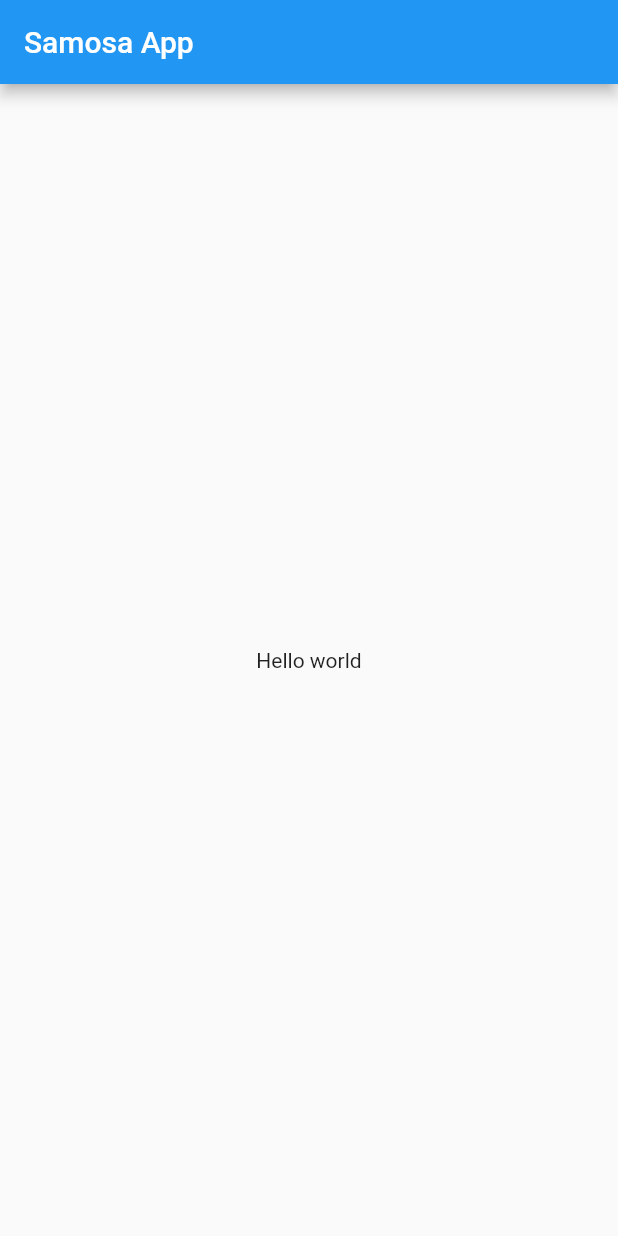
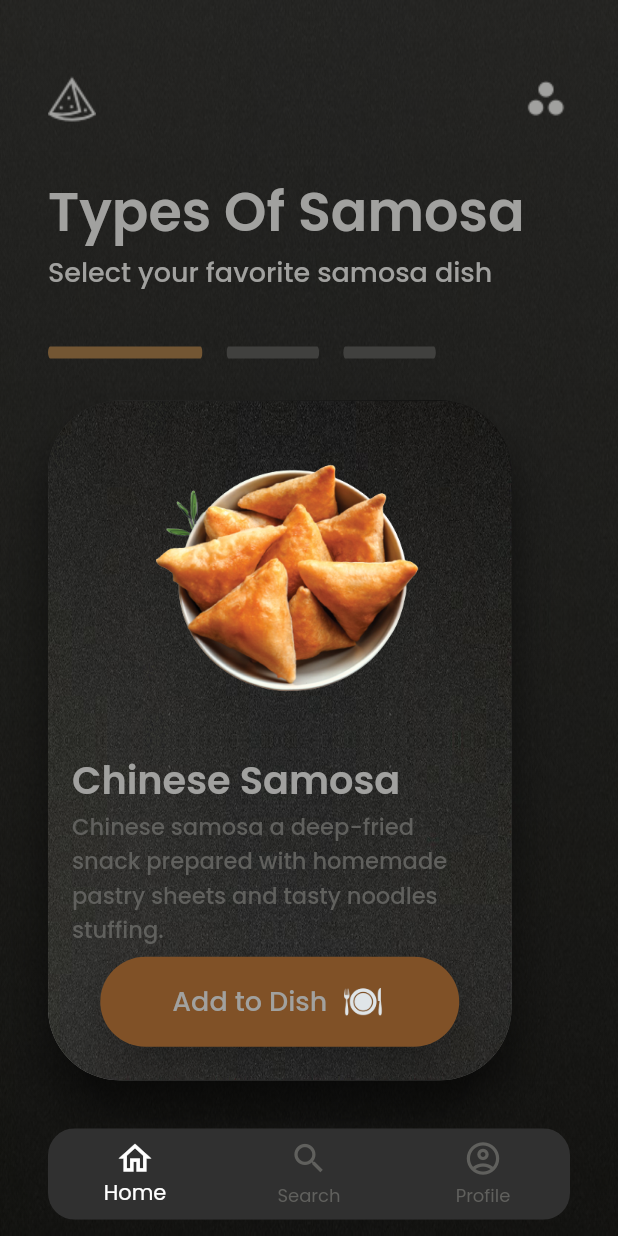
Before and after one commit to arbaazaj/samosa_app, a Flutter app: the screen it shows after launch, on a phone screen of 412 x 824 dp. Run offline on Flutter 3.47's test engine with Material 2 defaults, Android fonts, the phone set to English and light mode, and no system bars.

Commit message:
> Main screen completed.

```diff
--- a/lib/main.dart
+++ b/lib/main.dart
@@ -11,11 +11,17 @@ class MyApp extends StatelessWidget {
   @override
   Widget build(BuildContext context) {
     return MaterialApp(
+      debugShowCheckedModeBanner: false,
       title: 'Samosa App',
       theme: ThemeData(
+        brightness: Brightness.dark,
         primarySwatch: Colors.blue,
+        iconTheme: const IconThemeData(
+          color: Colors.yellow,
+        ),
+        fontFamily: 'Poppins',
       ),
-      home: const HomePage(title: 'Samosa App'),
+      home: const HomePage(),
     );
   }
 }
--- a/lib/screens/homepage.dart
+++ b/lib/screens/homepage.dart
@@ -1,9 +1,10 @@
 import 'package:flutter/material.dart';
+import 'package:samosa_app/themes/colors.dart';
+import 'package:samosa_app/widgets/item_card_widget.dart';
+import 'package:samosa_app/widgets/top_widget.dart';
 
 class HomePage extends StatefulWidget {
-  const HomePage({super.key, required this.title});
-
-  final String title;
+  const HomePage({super.key});
 
   @override
   State<HomePage> createState() => _HomePageState();
@@ -13,11 +14,82 @@ class _HomePageState extends State<HomePage> {
   @override
   Widget build(BuildContext context) {
     return Scaffold(
-      appBar: AppBar(
-        title: Text(widget.title),
-      ),
-      body: const Center(
-        child: Text('Hello world'),
+      backgroundColor: Colors.transparent,
+      // bottomNavigationBar: Padding(
+      //   padding: const EdgeInsets.only(bottom: 16.0, top: 16.0, left: 32.0, right: 32.0),
+      //   child: BottomNavigationBar(
+      //     selectedItemColor: Colors.white,
+      //     unselectedItemColor: veryLightWhite,
+      //     items: const [
+      //       BottomNavigationBarItem(
+      //         label: 'Home',
+      //         icon: Icon(Icons.home_outlined),
+      //       ),
+      //       BottomNavigationBarItem(
+      //         label: 'Search',
+      //         icon: Icon(Icons.search_outlined),
+      //       ),
+      //       BottomNavigationBarItem(
+      //         label: 'Profile',
+      //         icon: Icon(Icons.account_circle_outlined),
+      //       ),
+      //     ],
+      //   ),
+      // ),
+      body: Container(
+        height: MediaQuery.of(context).size.height,
+        width: MediaQuery.of(context).size.width,
+        decoration: const BoxDecoration(
+          image: DecorationImage(
+            image: AssetImage('assets/grain.png'),
+            fit: BoxFit.fill,
+            filterQuality: FilterQuality.high,
+            opacity: 0.2,
+          ),
+          gradient: LinearGradient(
+            begin: Alignment.topCenter,
+            end: Alignment.bottomCenter,
+            colors: [darkGrey, black],
+          ),
+        ),
+        child: Column(
+          crossAxisAlignment: CrossAxisAlignment.start,
+          children: [
+            const TopWidget(),
+            const SizedBox(
+              height: 8.0,
+            ),
+            const ItemCard(),
+            Padding(
+              padding:
+                  const EdgeInsets.only(left: 32.0, right: 32.0, top: 32.0),
+              child: ClipRRect(
+                borderRadius: BorderRadius.circular(18.0),
+                child: BottomNavigationBar(
+                  currentIndex: 0,
+                  selectedItemColor: Colors.white,
+                  unselectedItemColor: veryLightWhite,
+                  elevation: 10.0,
+                  iconSize: 26.0,
+                  items: const [
+                    BottomNavigationBarItem(
+                      label: 'Home',
+                      icon: Icon(Icons.home_outlined),
+                    ),
+                    BottomNavigationBarItem(
+                      label: 'Search',
+                      icon: Icon(Icons.search_outlined),
+                    ),
+                    BottomNavigationBarItem(
+                      label: 'Profile',
+                      icon: Icon(Icons.account_circle_outlined),
+                    ),
+                  ],
+                ),
+              ),
+            ),
+          ],
+        ),
       ),
     );
   }
--- /dev/null
+++ b/lib/themes/colors.dart
@@ -0,0 +1,9 @@
+import 'package:flutter/material.dart';
+
+const Color black = Color(0xFF10100e);
+const Color darkGrey = Color(0xFF262624);
+const Color lightGrey = Color(0xff40403e);
+const Color lightOrange = Color(0xFF805127);
+const Color veryLightOrange = Color(0xff735633);
+const Color lightWhite = Color(0xFFa1a19f);
+const Color veryLightWhite = Color(0xFF60605D);
--- /dev/null
+++ b/lib/widgets/custom_app_bar.dart
@@ -0,0 +1,39 @@
+import 'package:flutter/material.dart';
+import 'package:samosa_app/themes/colors.dart';
+
+class CustomAppBar extends StatelessWidget {
+  const CustomAppBar({Key? key, this.topPadding = 50.0}) : super(key: key);
+
+  /// Default value of [topPadding] is 50.0
+  final double topPadding;
+
+  @override
+  Widget build(BuildContext context) {
+    return Padding(
+      padding: EdgeInsets.only(top: topPadding),
+      child: Row(
+        mainAxisAlignment: MainAxisAlignment.spaceBetween,
+        children: [
+          Padding(
+            padding: const EdgeInsets.only(left: 32.0),
+            child: Image.asset(
+              'assets/samosa.png',
+              color: lightWhite,
+              height: 32.0,
+              width: 32.0,
+            ),
+          ),
+          Padding(
+            padding: const EdgeInsets.only(right: 32.0),
+            child: Image.asset(
+              'assets/asana.png',
+              color: lightWhite,
+              height: 32.0,
+              width: 32.0,
+            ),
+          ),
+        ],
+      ),
+    );
+  }
+}
--- /dev/null
+++ b/lib/widgets/item_card_widget.dart
@@ -0,0 +1,121 @@
+import 'package:flutter/material.dart';
+import 'package:samosa_app/themes/colors.dart';
+
+class ItemCard extends StatelessWidget {
+  const ItemCard({
+    super.key,
+  });
+
+  @override
+  Widget build(BuildContext context) {
+    return Padding(
+      padding: const EdgeInsets.only(left: 32.0, top: 16.0),
+      child: Container(
+        width: MediaQuery.of(context).size.width * 0.75,
+        height: MediaQuery.of(context).size.height * 0.55,
+        decoration: BoxDecoration(
+          image: const DecorationImage(
+            image: AssetImage('assets/grain.png'),
+            fit: BoxFit.fill,
+            filterQuality: FilterQuality.high,
+            opacity: 0.85,
+          ),
+          boxShadow: const [
+            BoxShadow(
+              color: Color.fromRGBO(0, 0, 0, 0.5),
+              offset: Offset(0, 20),
+              blurRadius: 25,
+              spreadRadius: 0,
+            ),
+          ],
+          borderRadius: BorderRadius.circular(48.0),
+          gradient: const LinearGradient(
+            begin: Alignment.topRight,
+            end: Alignment.bottomLeft,
+            colors: [Colors.black, lightWhite],
+          ),
+        ),
+        child: Padding(
+          padding: const EdgeInsets.all(16.0),
+          child: Column(
+            crossAxisAlignment: CrossAxisAlignment.start,
+            children: [
+              Flexible(
+                flex: 3,
+                child: Center(
+                  child: Image.asset(
+                    'assets/bowl_of_samosa.png',
+                    height: 250,
+                    width: 250,
+                    fit: BoxFit.cover,
+                  ),
+                ),
+              ),
+              const Text(
+                'Chinese Samosa',
+                style: TextStyle(
+                  color: lightWhite,
+                  fontSize: 25.5,
+                  fontWeight: FontWeight.w600,
+                ),
+              ),
+              const Text(
+                'Chinese samosa a deep-fried snack'
+                ' prepared with homemade '
+                'pastry sheets and tasty noodles stuffing.',
+                softWrap: true,
+                style: TextStyle(
+                  color: veryLightWhite,
+                  fontSize: 15.1,
+                  fontWeight: FontWeight.w500,
+                ),
+              ),
+              Flexible(
+                flex: 1,
+                child: Center(
+                  child: ElevatedButton(
+                    style: ButtonStyle(
+                      overlayColor: const MaterialStatePropertyAll(darkGrey),
+                      elevation: const MaterialStatePropertyAll(16.0),
+                      padding: const MaterialStatePropertyAll(
+                        EdgeInsets.only(
+                            left: 48.0, right: 48.0, top: 14, bottom: 14.0),
+                      ),
+                      shape: MaterialStatePropertyAll(
+                        RoundedRectangleBorder(
+                          borderRadius: BorderRadius.circular(64.0),
+                        ),
+                      ),
+                      backgroundColor:
+                          const MaterialStatePropertyAll(lightOrange),
+                    ),
+                    onPressed: () {},
+                    child: Row(
+                      mainAxisSize: MainAxisSize.min,
+                      mainAxisAlignment: MainAxisAlignment.center,
+                      children: [
+                        const Text(
+                          'Add to Dish',
+                          style: TextStyle(
+                              color: lightWhite,
+                              fontSize: 18.0,
+                              fontWeight: FontWeight.w500),
+                        ),
+                        const SizedBox(width: 8.0),
+                        Image.asset(
+                          'assets/dish_icon.png',
+                          height: 32,
+                          width: 32,
+                        ),
+                      ],
+                    ),
+                  ),
+                ),
+              ),
+            ],
+          ),
+        ),
+      ),
+    );
+  }
+}
--- /dev/null
+++ b/lib/widgets/top_widget.dart
@@ -0,0 +1,85 @@
+import 'package:flutter/material.dart';
+import 'package:samosa_app/themes/colors.dart';
+import 'package:samosa_app/widgets/custom_app_bar.dart';
+
+class TopWidget extends StatelessWidget {
+  const TopWidget({
+    super.key,
+  });
+
+  @override
+  Widget build(BuildContext context) {
+    return Column(
+      crossAxisAlignment: CrossAxisAlignment.start,
+      children: [
+        const CustomAppBar(),
+        const Padding(
+          padding: EdgeInsets.only(left: 32.0, top: 32),
+          child: Text(
+            'Types Of Samosa',
+            style: TextStyle(
+                color: lightWhite, fontSize: 36.0, fontWeight: FontWeight.w600),
+          ),
+        ),
+        const Padding(
+          padding: EdgeInsets.only(left: 32.0),
+          child: Text(
+            'Select your favorite samosa dish',
+            softWrap: true,
+            style: TextStyle(
+              color: lightWhite,
+              fontWeight: FontWeight.w500,
+              fontSize: 18,
+            ),
+          ),
+        ),
+        Row(
+          children: [
+            Padding(
+              padding: const EdgeInsets.only(left: 32.0, top: 32),
+              child: SizedBox(
+                width: MediaQuery.of(context).size.width * 0.25,
+                child: ClipRRect(
+                  clipBehavior: Clip.antiAliasWithSaveLayer,
+                  borderRadius: BorderRadius.circular(32.0),
+                  child: const Divider(
+                    color: veryLightOrange,
+                    thickness: 8.0,
+                  ),
+                ),
+              ),
+            ),
+            Padding(
+              padding: const EdgeInsets.only(left: 16.0, top: 32),
+              child: SizedBox(
+                width: MediaQuery.of(context).size.width * 0.15,
+                child: ClipRRect(
+                  clipBehavior: Clip.antiAliasWithSaveLayer,
+                  borderRadius: BorderRadius.circular(32.0),
+                  child: const Divider(
+                    color: lightGrey,
+                    thickness: 8.0,
+                  ),
+                ),
+              ),
+            ),
+            Padding(
+              padding: const EdgeInsets.only(left: 16.0, top: 32),
+              child: SizedBox(
+                width: MediaQuery.of(context).size.width * 0.15,
+                child: ClipRRect(
+                  borderRadius: BorderRadius.circular(32.0),
+                  clipBehavior: Clip.antiAliasWithSaveLayer,
+                  child: const Divider(
+                    color: lightGrey,
+                    thickness: 8.0,
+                  ),
+                ),
+              ),
+            ),
+          ],
+        ),
+      ],
+    );
+  }
+}
```
Also changed, not shown: pubspec.yaml (+26 -3 lines), assets/asana.png (added), assets/back.png (added), assets/bowl_of_samosa.png (added), assets/dish_icon.png (added), assets/fonts/Poppins-Bold.ttf (added), assets/fonts/Poppins-ExtraLight.ttf (added), assets/fonts/Poppins-Light.ttf (added), assets/fonts/Poppins-Medium.ttf (added), assets/fonts/Poppins-Regular.ttf (added), assets/fonts/Poppins-SemiBold.ttf (added), assets/fonts/Poppins-Thin.ttf (added), assets/grain.png (added), assets/samosa.png (added).
